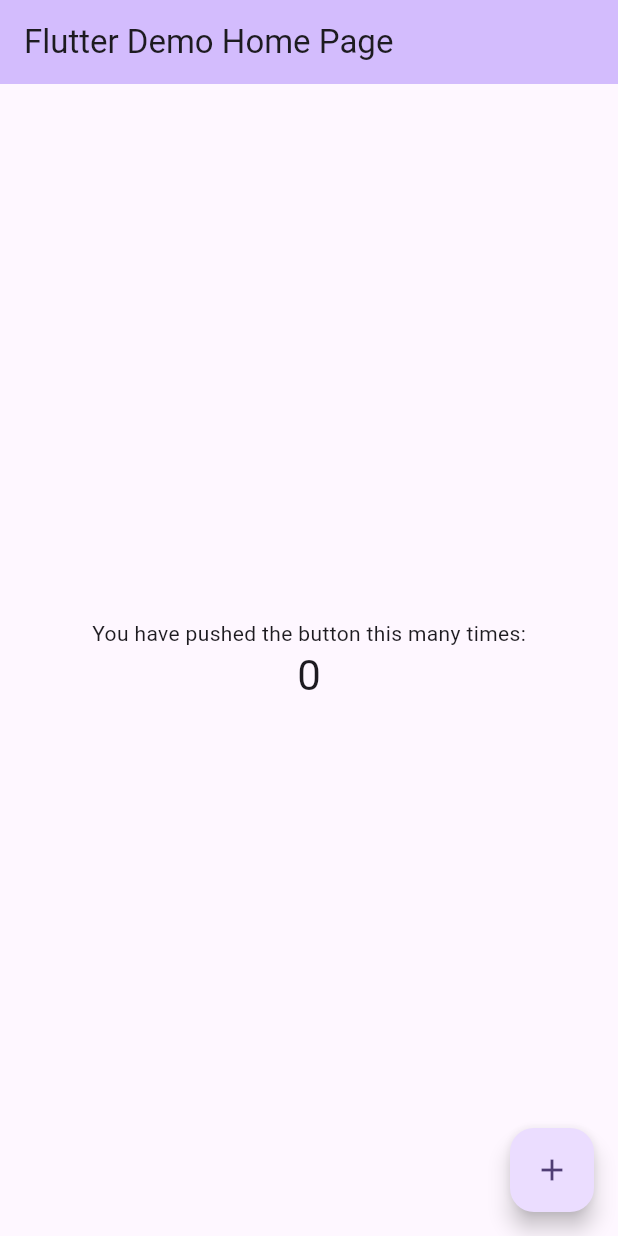
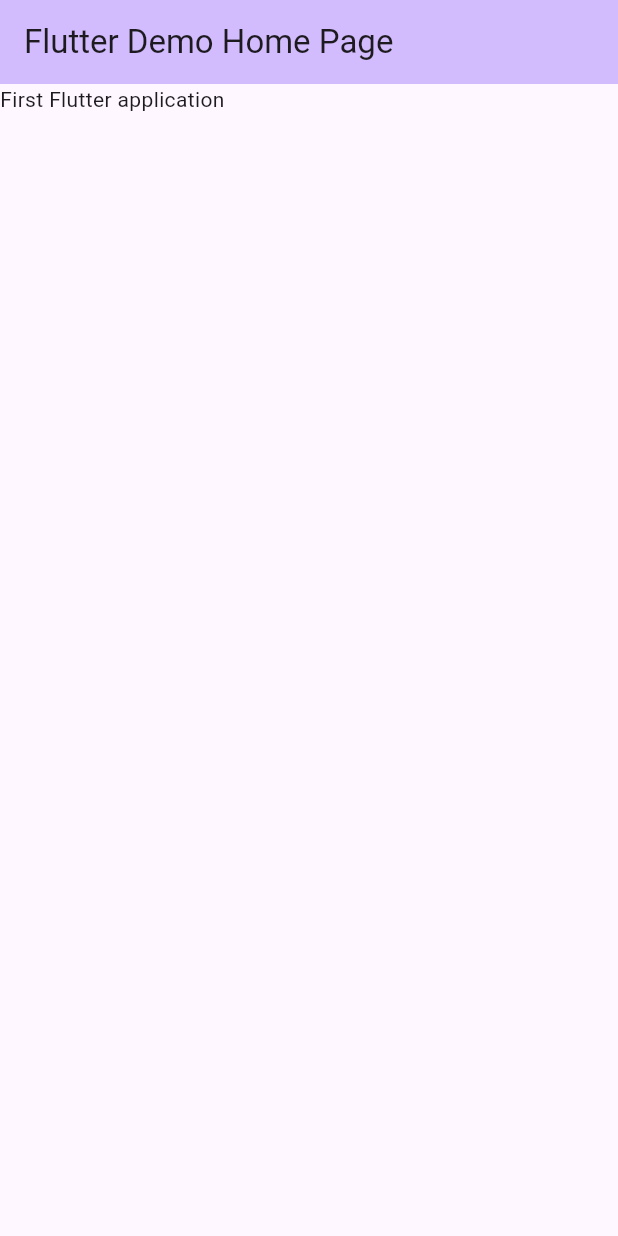
Before and after one commit to Sahil-pillania/catalog-app_flutter, a Flutter app: the screen it shows after launch, on a phone screen of 412 x 824 dp. Run offline on Flutter 3.47's test engine with Material 3 defaults, Android fonts, the phone set to English and light mode, and no system bars.

Commit message:
First commit

```diff
--- a/lib/main.dart
+++ b/lib/main.dart
@@ -86,40 +86,9 @@ class _MyHomePageState extends State<MyHomePage> {
         // the App.build method, and use it to set our appbar title.
         title: Text(widget.title),
       ),
-      body: Center(
-        // Center is a layout widget. It takes a single child and positions it
-        // in the middle of the parent.
-        child: Column(
-          // Column is also a layout widget. It takes a list of children and
-          // arranges them vertically. By default, it sizes itself to fit its
-          // children horizontally, and tries to be as tall as its parent.
-          //
-          // Column has various properties to control how it sizes itself and
-          // how it positions its children. Here we use mainAxisAlignment to
-          // center the children vertically; the main axis here is the vertical
-          // axis because Columns are vertical (the cross axis would be
-          // horizontal).
-          //
-          // TRY THIS: Invoke "debug painting" (choose the "Toggle Debug Paint"
-          // action in the IDE, or press "p" in the console), to see the
-          // wireframe for each widget.
-          mainAxisAlignment: MainAxisAlignment.center,
-          children: <Widget>[
-            const Text(
-              'You have pushed the button this many times:',
-            ),
-            Text(
-              '$_counter',
-              style: Theme.of(context).textTheme.headlineMedium,
-            ),
-          ],
-        ),
+      body: const Text(
+        'First Flutter application',
       ),
-      floatingActionButton: FloatingActionButton(
-        onPressed: _incrementCounter,
-        tooltip: 'Increment',
-        child: const Icon(Icons.add),
-      ), // This trailing comma makes auto-formatting nicer for build methods.
     );
   }
 }
```
